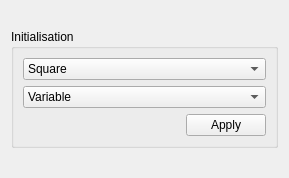
First picture: the form in code/Mud/sidebar.ui, repository lauraBaakman/Introduction-to-Computational-Science, before the edit.
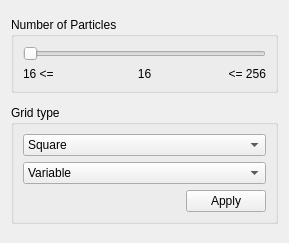
Second picture: the form after the edit.

Commit message: Slider for to adjust numParticles

What changed in the file:
```diff
--- a/code/Mud/sidebar.ui
+++ b/code/Mud/sidebar.ui
@@ -7,14 +7,14 @@
     <x>0</x>
     <y>0</y>
     <width>289</width>
-    <height>178</height>
+    <height>243</height>
    </rect>
   </property>
   <property name="windowTitle">
    <string>Form</string>
   </property>
   <layout class="QGridLayout" name="gridLayout">
-   <item row="0" column="0" colspan="2">
+   <item row="1" column="1" colspan="2">
     <widget class="QGroupBox" name="groupBox">
      <property name="sizePolicy">
       <sizepolicy hsizetype="Preferred" vsizetype="Fixed">
@@ -23,7 +23,7 @@
       </sizepolicy>
      </property>
      <property name="title">
-      <string>Initialisation</string>
+      <string>Grid type</string>
      </property>
      <layout class="QGridLayout" name="gridLayout_2">
       <item row="2" column="1">
@@ -33,6 +33,37 @@
         </property>
        </widget>
       </item>
+      <item row="1" column="0" colspan="2">
+       <widget class="QComboBox" name="gridTypeDistribution">
+        <property name="currentIndex">
+         <number>1</number>
+        </property>
+        <item>
+         <property name="text">
+          <string>Uniform</string>
+         </property>
+        </item>
+        <item>
+         <property name="text">
+          <string>Variable</string>
+         </property>
+        </item>
+       </widget>
+      </item>
+      <item row="0" column="0" colspan="2">
+       <widget class="QComboBox" name="gridType">
+        <item>
+         <property name="text">
+          <string>Square</string>
+         </property>
+        </item>
+        <item>
+         <property name="text">
+          <string>Hexagonal</string>
+         </property>
+        </item>
+       </widget>
+      </item>
       <item row="2" column="0">
        <spacer name="horizontalSpacer">
         <property name="orientation">
@@ -46,35 +77,62 @@
         </property>
        </spacer>
       </item>
-      <item row="0" column="0" colspan="2">
-       <widget class="QComboBox" name="gridType">
-        <item>
-         <property name="text">
-          <string>Square</string>
-         </property>
-        </item>
-        <item>
-         <property name="text">
-          <string>Hexagonal</string>
-         </property>
-        </item>
+     </layout>
+    </widget>
+   </item>
+   <item row="0" column="1" colspan="2">
+    <widget class="QGroupBox" name="groupBox_2">
+     <property name="sizePolicy">
+      <sizepolicy hsizetype="Preferred" vsizetype="Fixed">
+       <horstretch>0</horstretch>
+       <verstretch>0</verstretch>
+      </sizepolicy>
+     </property>
+     <property name="title">
+      <string>Number of Particles</string>
+     </property>
+     <layout class="QGridLayout" name="gridLayout_3">
+      <item row="1" column="0">
+       <widget class="QLabel" name="label">
+        <property name="text">
+         <string> 16 &lt;=</string>
+        </property>
        </widget>
       </item>
-      <item row="1" column="0" colspan="2">
-       <widget class="QComboBox" name="gridTypeDistribution">
-        <property name="currentIndex">
-         <number>1</number>
+      <item row="1" column="1">
+       <widget class="QLabel" name="label_2">
+        <property name="text">
+         <string>16</string>
         </property>
-        <item>
-         <property name="text">
-          <string>Uniform</string>
-         </property>
-        </item>
-        <item>
-         <property name="text">
-          <string>Variable</string>
-         </property>
-        </item>
+        <property name="alignment">
+         <set>Qt::AlignCenter</set>
+        </property>
+       </widget>
+      </item>
+      <item row="1" column="2">
+       <widget class="QLabel" name="label_3">
+        <property name="layoutDirection">
+         <enum>Qt::LeftToRight</enum>
+        </property>
+        <property name="text">
+         <string>&lt;= 256</string>
+        </property>
+        <property name="alignment">
+         <set>Qt::AlignRight|Qt::AlignTrailing|Qt::AlignVCenter</set>
+        </property>
+       </widget>
+      </item>
+      <item row="0" column="0" colspan="3">
+       <widget class="QSlider" name="horizontalSlider">
+        <property name="minimum">
+         <number>16</number>
+        </property>
+        <property name="maximum">
+         <number>256</number>
+        </property>
+        <property name="orientation">
+         <enum>Qt::Horizontal</enum>
+        </property>
        </widget>
       </item>
      </layout>
```
Left out of the diff: 19 changed lines with no effect on the pictures. The commit also changes 3 other files.
